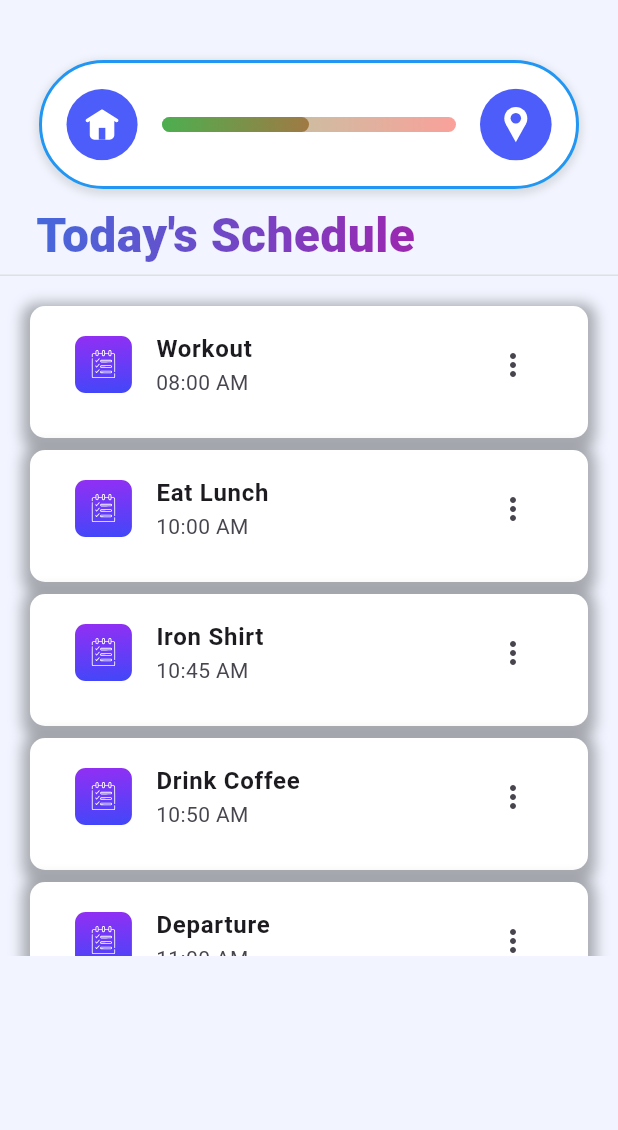
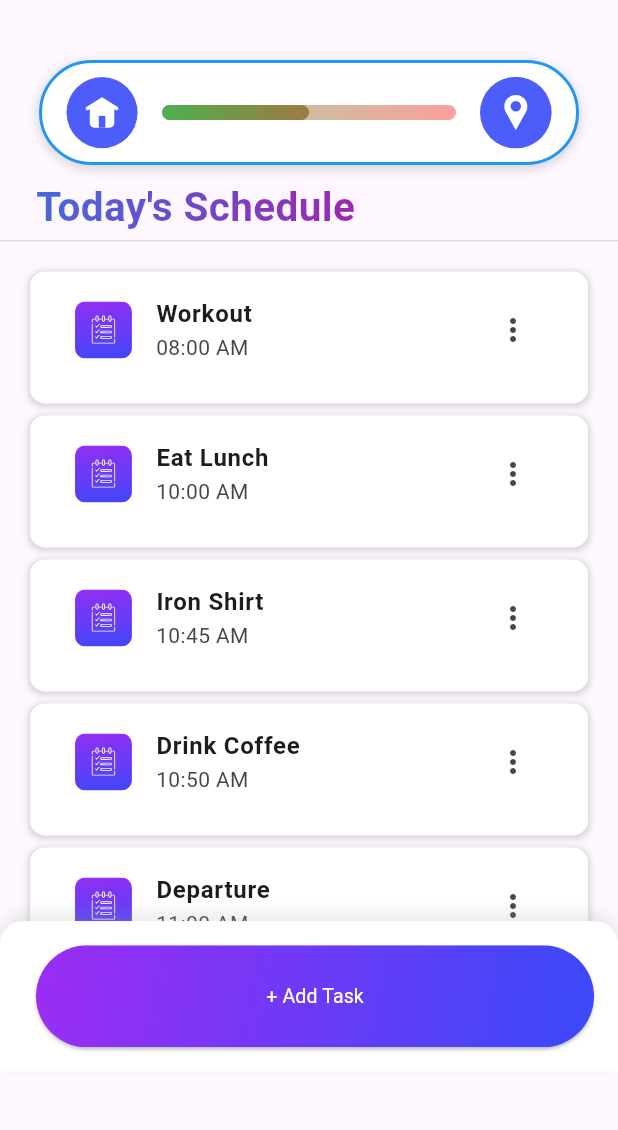
Before and after one commit to Dosty-Team/solution, a Flutter app: the SchedulePage screen opened directly, on a phone screen of 412 x 824 dp, the part 90-1220 px from its top. Run offline on Flutter 3.47's test engine with Material 3 defaults, Android fonts, the phone set to English and light mode, and no system bars; our stand-ins replace cached_network_image, carousel_slider, flutter_svg, go_router, google_maps_flutter; Roboto replaces fonts that are missing (Poppins).

Commit message:
Task Add UI

```diff
--- a/lib/pages/schedule_page.dart
+++ b/lib/pages/schedule_page.dart
@@ -1,4 +1,5 @@
 import 'package:flowmi/components/top_bar/top_bar.dart';
+import 'package:flowmi/my_styles.dart';
 import 'package:flutter/material.dart';
 import 'package:flutter_svg/flutter_svg.dart';
 // import 'package:withoutmap/Notification/notification.dart';
@@ -16,7 +17,7 @@ class SchedulePage extends StatelessWidget {
         preferredSize: const Size.fromHeight(60),
         child: TopBar(title: 'Routine'),
       ),
-      body: Stack(
+      body: Column(
         children: <Widget>[
           Positioned.fill(
             child: Container(
@@ -32,14 +33,93 @@ class SchedulePage extends StatelessWidget {
                 buildHeading(),
 
                 SizedBox(
-                  height: MediaQuery.of(context).size.height * 0.55,
+                  height: MediaQuery.of(context).size.height*0.55,
                   child: buildTaskList(),
+                ),
+                // SizedBox(height: 20,),
+                Align(
+                  alignment: Alignment.bottomCenter,
+                  child: Container(
+                  height: 100,
+                  decoration: BoxDecoration(
+                      color: Colors.white, // Optional: add background color if needed
+                      borderRadius: const BorderRadius.only(
+                        topLeft: Radius.circular(20.0),
+                        topRight: Radius.circular(20.0),
+                      ),
+                      boxShadow: [
+                        BoxShadow(
+                          color: Colors.grey.withOpacity(0.2),
+                          spreadRadius: 1,
+                          blurRadius: 7,
+                          offset: const Offset(0, -5), // changes position
                         ),
                       ],
                     ),
+                  child: ClipRRect( // Clip the rounded corners
+                    borderRadius: const BorderRadius.only(
+                      topLeft: Radius.circular(15.0),
+                      topRight: Radius.circular(15.0),
+                    ),
+
+                    child: Container(
+                      width: MediaQuery.of(context).size.width,
+                      decoration: BoxDecoration(
+                          color: Colors.white, // Optional: add background color if needed
+                        ),
+                      child: Padding(
+                        padding: const EdgeInsets.all(16.0), // Inner padding
+                        child: Expanded(
+                        child: Container(
+                          margin: const EdgeInsets.only(left: 8),
+
+                          child: ElevatedButton(
+                            style: ElevatedButton.styleFrom(
+                              padding: EdgeInsets.zero, // Removes default padding
+                              shape: RoundedRectangleBorder(
+                                borderRadius: BorderRadius.circular(50), // Rounded corners
+                              ),
+                            ),
+                            // ************************ Add Task Button Event Handler ************************
+                            onPressed: () {},
+                            child: Ink(
+                              decoration: BoxDecoration(
+                                gradient: const LinearGradient(
+                                  colors: [purpleTheme, blueTheme],
+                                  begin: Alignment.topLeft,
+                                  end: Alignment.bottomRight,
+                                ),
+                                borderRadius: BorderRadius.circular(50),
+                              ),
+                              child: Container(
+                                padding: const EdgeInsets.symmetric(vertical: 10),
+                                alignment: Alignment.center,
+                                child: const Text(
+                                  '+ Add Task',
+                                  style: TextStyle(
+                                    color: Colors.white,
+                                    fontWeight: FontWeight.normal,
+                                    fontSize: 13
+                                  ),
+                                ),
+                              ),
+                            ),
+                          ),
+                        ),
+                      ),
+                      ),
+                    ),
+                  ),)
                 ),
               ],
+
             ),
+          ),
+
+        ],
+
+      ),
+
       // IF GIVER LE COMMUTE PAGE KO FLOATING WINDOW BANAYENA VANE: USE THIS : floatingActionButtonLocation: FloatingActionButtonLocation.centerDocked,
       // floatingActionButton: buildFloatingAddTaskButton(),
     );
@@ -103,7 +183,7 @@ Widget buildScheduleIndicator(BuildContext context) {
 
   return Padding(
     padding: const EdgeInsets.symmetric(horizontal: 26, vertical: 5), // Different vertical padding
-    child: SizedBox(height: 86, // Adjusted for better proportionality
+    child: SizedBox(height: 70, // Adjusted for better proportionality
       child: Container(
         padding: const EdgeInsets.symmetric(horizontal: 16), // Padding inside the container for elements
         decoration: BoxDecoration(
@@ -198,8 +278,8 @@ Widget buildHeading() {
               child: Text(
                 "Today's Schedule",
                 style: TextStyle(
-                  fontSize: 32,
-                  fontWeight: FontWeight.w900,
+                  fontSize: largerText,
+                  fontWeight: FontWeight.w600,
                   fontFamily: 'Poppins',
                 ),
               ),
@@ -211,9 +291,6 @@ Widget buildHeading() {
     ),
   );
 }
-
-
-
 
 
   Widget buildTaskList() {
@@ -231,6 +308,23 @@ Widget buildHeading() {
   );
 }
 
+// Widget buildTaskList() {
+//   return SizedBox.expand(
+//     child: ListView(
+//       padding: const EdgeInsets.all(20),
+//       children: <Widget>[
+//         buildTask("Workout", "08:00 AM"),
+//         buildTask("Eat Lunch", "10:00 AM"),
+//         buildTask("Iron Shirt", "10:45 AM"),
+//         buildTask("Drink Coffee", "10:50 AM"),
+//         buildTask("Departure", "11:00 AM"),
+//         buildTask("Departure", "11:00 AM"),
+//         buildTask("Departure", "11:00 AM"),
+//       ],
+//     ),
+//   );
+// }
+
   Widget buildTask(String name, String time) {
     return Container(
       padding:  const EdgeInsets.symmetric(horizontal: 14, vertical: 3),
@@ -242,10 +336,10 @@ Widget buildHeading() {
         borderRadius: BorderRadius.circular(10),
         boxShadow: [
           BoxShadow(
-            color: const Color.fromARGB(255, 0, 0, 0).withOpacity(0.3),
-            spreadRadius: 5,
-            blurRadius: 7,
-            offset: Offset(0, 3),
+            color: Colors.grey.withOpacity(0.4),
+            spreadRadius: 1,
+            blurRadius: 3,
+            offset: Offset(0, 1),
           ),
         ],
       ),
```
Lines whose indentation alone changed are shown as unchanged.
